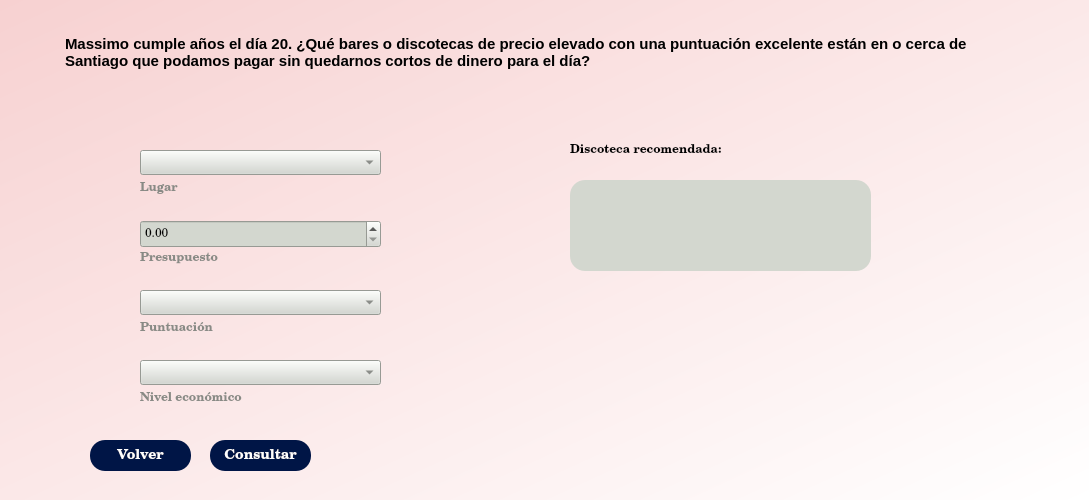
Qt form src/front/xml/disco_view.ui (ThElement12/proyecto-final-prolog) before a commit.
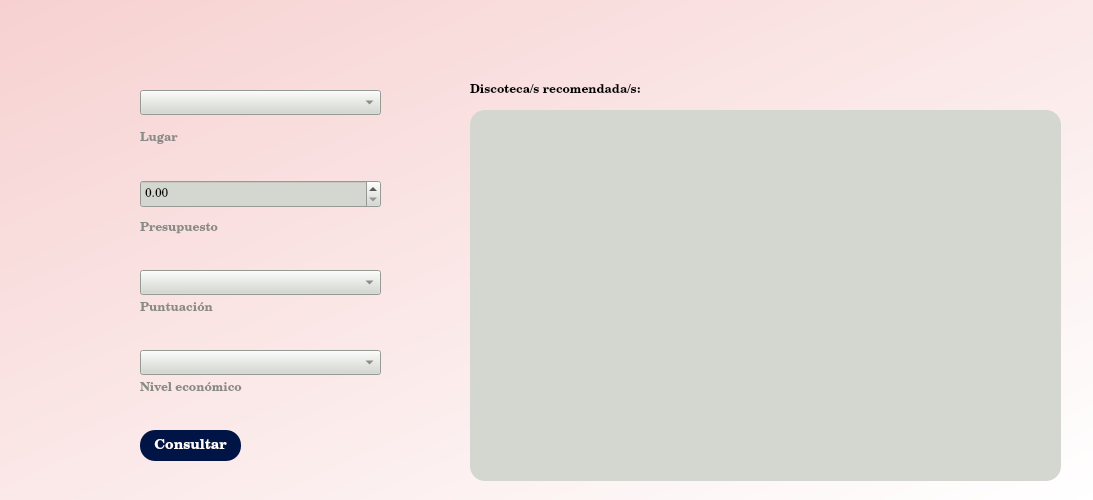
The same form after that commit. Icons and pictures are not drawn.

Commit message: changing parameters of view

What changed in the file:
```diff
--- a/src/front/xml/disco_view.ui
+++ b/src/front/xml/disco_view.ui
@@ -6,7 +6,7 @@
    <rect>
     <x>0</x>
     <y>0</y>
-    <width>1089</width>
+    <width>1093</width>
     <height>500</height>
    </rect>
   </property>
@@ -16,31 +16,11 @@
   <property name="styleSheet">
    <string notr="true">background-color:qlineargradient(spread:pad, x1:0, y1:0, x2:1, y2:1, stop:0 rgba(247, 209, 209, 255), stop:1 rgba(255, 255, 255, 255));</string>
   </property>
-  <widget class="QTextEdit" name="textEdit_question_cinema_2">
-   <property name="geometry">
-    <rect>
-     <x>60</x>
-     <y>30</y>
-     <width>971</width>
-     <height>70</height>
-    </rect>
-   </property>
-   <property name="styleSheet">
-    <string notr="true">background-color: transparent;</string>
-   </property>
-   <property name="html">
-    <string>&lt;!DOCTYPE HTML PUBLIC &quot;-//W3C//DTD HTML 4.0//EN&quot; &quot;http://www.w3.org/TR/REC-html40/strict.dtd&quot;&gt;
-&lt;html&gt;&lt;head&gt;&lt;meta name=&quot;qrichtext&quot; content=&quot;1&quot; /&gt;&lt;style type=&quot;text/css&quot;&gt;
-p, li { white-space: pre-wrap; }
-&lt;/style&gt;&lt;/head&gt;&lt;body style=&quot; font-family:'Ubuntu'; font-size:11pt; font-weight:400; font-style:normal;&quot;&gt;
-&lt;p style=&quot; margin-top:12px; margin-bottom:0px; margin-left:0px; margin-right:0px; -qt-block-indent:0; text-indent:0px; line-height:100%; background-color:transparent;&quot;&gt;&lt;span style=&quot; font-weight:600; background-color:transparent;&quot;&gt;Massimo cumple años el día 20. ¿Qué bares o discotecas&lt;/span&gt;&lt;span style=&quot; font-weight:600;&quot;&gt; de precio elevado con una puntuación excelente están en o cerca de Santiago que podamos pagar sin quedarnos cortos de dinero para el día?&lt;/span&gt;&lt;/p&gt;&lt;/body&gt;&lt;/html&gt;</string>
-   </property>
-  </widget>
   <widget class="QPushButton" name="pushButton_place_icon">
    <property name="geometry">
     <rect>
      <x>70</x>
-     <y>140</y>
+     <y>80</y>
      <width>71</width>
      <height>41</height>
     </rect>
@@ -73,7 +53,7 @@
    <property name="geometry">
     <rect>
      <x>60</x>
-     <y>210</y>
+     <y>170</y>
      <width>91</width>
      <height>51</height>
     </rect>
@@ -106,7 +86,7 @@
    <property name="geometry">
     <rect>
      <x>70</x>
-     <y>280</y>
+     <y>250</y>
      <width>71</width>
      <height>51</height>
     </rect>
@@ -139,7 +119,7 @@
    <property name="geometry">
     <rect>
      <x>70</x>
-     <y>340</y>
+     <y>330</y>
      <width>71</width>
      <height>51</height>
     </rect>
@@ -171,8 +151,8 @@
   <widget class="QLabel" name="label_disco_recommended">
    <property name="geometry">
     <rect>
-     <x>570</x>
-     <y>140</y>
+     <x>470</x>
+     <y>80</y>
      <width>221</width>
      <height>21</height>
     </rect>
@@ -188,66 +168,14 @@
     <string notr="true">background-color: transparent;</string>
    </property>
    <property name="text">
-    <string>Discoteca recomendada:</string>
-   </property>
-  </widget>
-  <widget class="QLabel" name="label_result_disco_recommended_2">
-   <property name="geometry">
-    <rect>
-     <x>570</x>
-     <y>180</y>
-     <width>301</width>
-     <height>91</height>
-    </rect>
-   </property>
-   <property name="styleSheet">
-    <string notr="true">QLabel{
-font-family: Century SchoolBook L;
-border-radius: 15px;
-background-color: rgb(211, 215, 207);
-color: rgb(0,0,0);
-}</string>
-   </property>
-   <property name="text">
-    <string/>
-   </property>
-  </widget>
-  <widget class="QPushButton" name="pushButton_back_disco">
-   <property name="geometry">
-    <rect>
-     <x>90</x>
-     <y>440</y>
-     <width>101</width>
-     <height>31</height>
-    </rect>
-   </property>
-   <property name="font">
-    <font>
-     <family>CenturySchoolBook L</family>
-     <pointsize>-1</pointsize>
-     <weight>75</weight>
-     <bold>true</bold>
-    </font>
-   </property>
-   <property name="styleSheet">
-    <string notr="true">QPushButton{
-border-radius: 15px;
-background-color: rgb(0, 21, 70);
-color: rgb(255,255,255);
-font-weight: bold;
-font-family: CenturySchoolBook L;
-font-size: 14px;
-}</string>
-   </property>
-   <property name="text">
-    <string>Volver</string>
+    <string>Discoteca/s recomendada/s:</string>
    </property>
   </widget>
   <widget class="QPushButton" name="pushButton_consult_disco">
    <property name="geometry">
     <rect>
-     <x>210</x>
-     <y>440</y>
+     <x>140</x>
+     <y>430</y>
      <width>101</width>
      <height>31</height>
     </rect>
@@ -278,7 +206,7 @@
    <property name="geometry">
     <rect>
      <x>140</x>
-     <y>150</y>
+     <y>90</y>
      <width>241</width>
      <height>25</height>
     </rect>
@@ -294,7 +222,7 @@
    <property name="geometry">
     <rect>
      <x>140</x>
-     <y>290</y>
+     <y>270</y>
      <width>241</width>
      <height>25</height>
     </rect>
@@ -310,7 +238,7 @@
    <property name="geometry">
     <rect>
      <x>140</x>
-     <y>390</y>
+     <y>380</y>
      <width>141</width>
      <height>17</height>
     </rect>
@@ -330,7 +258,7 @@
    <property name="geometry">
     <rect>
      <x>140</x>
-     <y>360</y>
+     <y>350</y>
      <width>241</width>
      <height>25</height>
     </rect>
@@ -346,7 +274,7 @@
    <property name="geometry">
     <rect>
      <x>140</x>
-     <y>320</y>
+     <y>300</y>
      <width>141</width>
      <height>17</height>
     </rect>
@@ -366,7 +294,7 @@
    <property name="geometry">
     <rect>
      <x>140</x>
-     <y>250</y>
+     <y>220</y>
      <width>141</width>
      <height>17</height>
     </rect>
@@ -386,7 +314,7 @@
    <property name="geometry">
     <rect>
      <x>140</x>
-     <y>180</y>
+     <y>130</y>
      <width>141</width>
      <height>17</height>
     </rect>
@@ -406,7 +334,7 @@
    <property name="geometry">
     <rect>
      <x>140</x>
-     <y>220</y>
+     <y>180</y>
      <width>241</width>
      <height>28</height>
     </rect>
@@ -428,6 +356,27 @@
     <double>100.000000000000000</double>
    </property>
   </widget>
+  <widget class="QLabel" name="label_result_disco_recommended">
+   <property name="geometry">
+    <rect>
+     <x>470</x>
+     <y>110</y>
+     <width>591</width>
+     <height>371</height>
+    </rect>
+   </property>
+   <property name="styleSheet">
+    <string notr="true">QLabel{
+font-family: Century SchoolBook L;
+border-radius: 15px;
+background-color: rgb(211, 215, 207);
+color: rgb(0,0,0);
+}</string>
+   </property>
+   <property name="text">
+    <string/>
+   </property>
+  </widget>
  </widget>
  <resources/>
  <connections/>
```
The commit also changes 7 other files.
